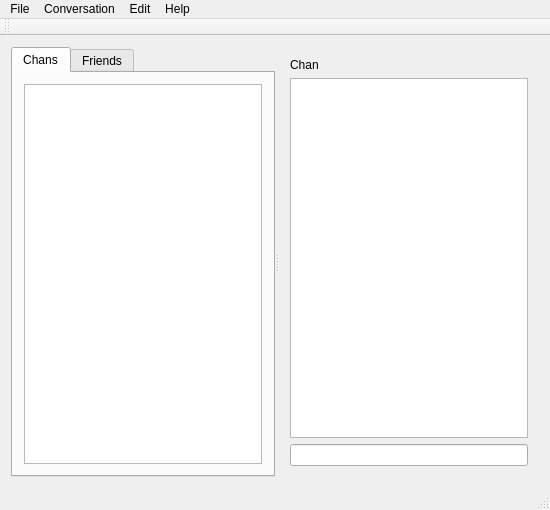
sush/Live-Jamming, file src/client/gui/mainwindow.ui: the form before one commit.
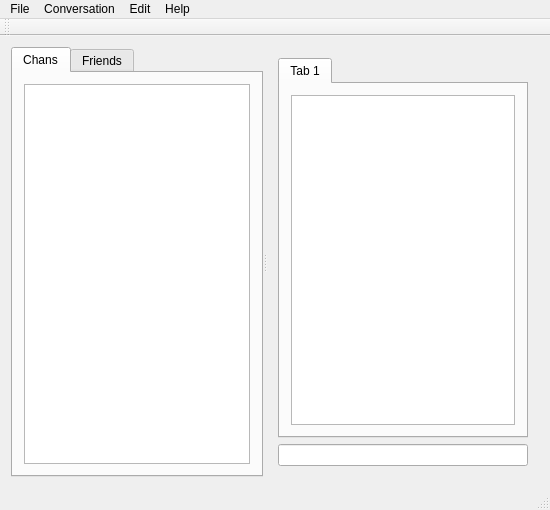
The form after the commit. The open tabs and pages were chosen to show the change.

```diff
--- a/src/client/gui/mainwindow.ui
+++ b/src/client/gui/mainwindow.ui
@@ -30,10 +30,26 @@
         </attribute>
         <layout class="QVBoxLayout" name="verticalLayout">
          <item>
-          <widget class="QTreeWidget" name="ChanList">
+          <widget class="QTreeWidget" name="ChansList">
+           <property name="rootIsDecorated">
+            <bool>true</bool>
+           </property>
            <property name="headerHidden">
             <bool>true</bool>
            </property>
+           <property name="columnCount">
+            <number>2</number>
+           </property>
+           <column>
+            <property name="text">
+             <string notr="true">1</string>
+            </property>
+           </column>
+           <column>
+            <property name="text">
+             <string notr="true">2</string>
+            </property>
+           </column>
           </widget>
          </item>
         </layout>
@@ -82,20 +98,20 @@
       <widget class="QWidget" name="layoutWidget">
        <layout class="QVBoxLayout" name="verticalLayout_3">
         <item>
-         <widget class="QLabel" name="label">
-          <property name="text">
-           <string>Chan</string>
+         <widget class="QTabWidget" name="tabWidget_2">
+          <property name="currentIndex">
+           <number>0</number>
           </property>
-         </widget>
-        </item>
-        <item>
-         <widget class="QPlainTextEdit" name="plainTextEdit">
-          <property name="undoRedoEnabled">
-           <bool>false</bool>
-          </property>
-          <property name="readOnly">
-           <bool>true</bool>
-          </property>
+          <widget class="QWidget" name="tab">
+           <attribute name="title">
+            <string>Tab 1</string>
+           </attribute>
+           <layout class="QHBoxLayout" name="horizontalLayout_2">
+            <item>
+             <widget class="QPlainTextEdit" name="plainTextEdit"/>
+            </item>
+           </layout>
+          </widget>
          </widget>
         </item>
         <item>
```
Left out of the diff: 28 changed lines with no effect on the pictures.
